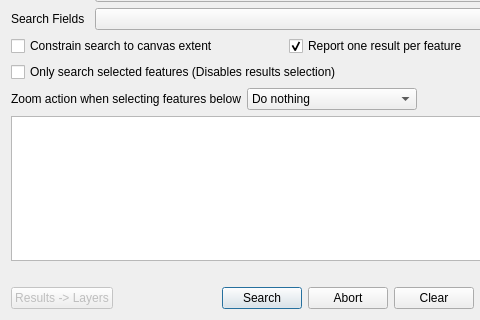
This is download/profiles/QGIS4/profiles/geo_custom/python/plugins/searchlayers/searchlayers.ui in yamamoto-ryuzo/kasugai_qgis as Qt 5 draws it before an edit; both pictures show x 0 to 480 and y 245 to 565 of the 571 by 565 pixel window. The edited form follows.
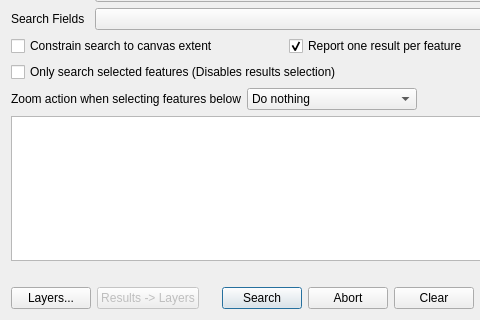
This is the edited form.

```diff
--- a/download/profiles/QGIS4/profiles/geo_custom/python/plugins/searchlayers/searchlayers.ui
+++ b/download/profiles/QGIS4/profiles/geo_custom/python/plugins/searchlayers/searchlayers.ui
@@ -447,6 +447,16 @@
    </item>
    <item>
     <layout class="QHBoxLayout" name="horizontalLayout_2">
+     <item>
+      <widget class="QPushButton" name="layerOptionsButton">
+       <property name="toolTip">
+        <string>Choose which layers are searchable</string>
+       </property>
+       <property name="text">
+        <string>Layers...</string>
+       </property>
+      </widget>
+     </item>
      <item>
       <widget class="QPushButton" name="results2LayersButton">
        <property name="enabled">
```
